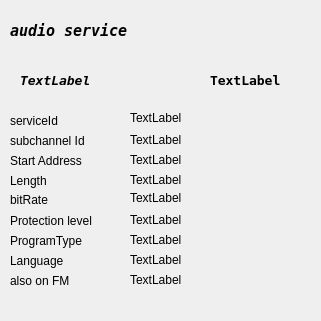
JvanKatwijk/sdrplayDab, file forms/audio-description.ui: the form before one commit.
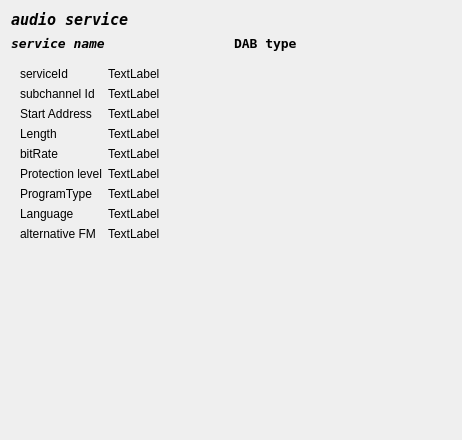
The form after the commit.

The edit to the form file:
```diff
--- a/forms/audio-description.ui
+++ b/forms/audio-description.ui
@@ -6,22 +6,34 @@
    <rect>
     <x>0</x>
     <y>0</y>
-    <width>321</width>
-    <height>321</height>
+    <width>462</width>
+    <height>440</height>
    </rect>
   </property>
   <property name="windowTitle">
    <string>audio description</string>
   </property>
+  <layout class="QVBoxLayout" name="verticalLayout">
+   <item>
+    <widget class="QLabel" name="label_5">
+     <property name="font">
+      <font>
+       <family>DejaVu Sans Mono</family>
+       <pointsize>11</pointsize>
+       <weight>75</weight>
+       <italic>true</italic>
+       <bold>true</bold>
+      </font>
+     </property>
+     <property name="text">
+      <string>audio service</string>
+     </property>
+    </widget>
+   </item>
+   <item>
+    <layout class="QHBoxLayout" name="horizontalLayout">
+     <item>
   <widget class="QLabel" name="serviceName">
-   <property name="geometry">
-    <rect>
-     <x>20</x>
-     <y>70</y>
-     <width>151</width>
-     <height>20</height>
-    </rect>
-   </property>
    <property name="font">
     <font>
      <family>DejaVu Sans Mono</family>
@@ -32,286 +44,166 @@
     </font>
    </property>
    <property name="text">
-    <string>TextLabel</string>
-   </property>
-  </widget>
-  <widget class="QLabel" name="subChannelId">
-   <property name="geometry">
-    <rect>
-     <x>130</x>
-     <y>130</y>
-     <width>111</width>
-     <height>20</height>
-    </rect>
+        <string>service name</string>
+       </property>
+      </widget>
+     </item>
+     <item>
+      <widget class="QLabel" name="dabType">
+       <property name="font">
+        <font>
+         <family>DejaVu Sans Mono</family>
+         <pointsize>10</pointsize>
+         <weight>75</weight>
+         <bold>true</bold>
+        </font>
    </property>
    <property name="text">
-    <string>TextLabel</string>
-   </property>
-  </widget>
-  <widget class="QLabel" name="startAddress">
-   <property name="geometry">
-    <rect>
-     <x>130</x>
-     <y>150</y>
-     <width>171</width>
-     <height>20</height>
-    </rect>
-   </property>
+        <string>DAB type</string>
+       </property>
+      </widget>
+     </item>
+    </layout>
+   </item>
+   <item>
+    <widget class="QWidget" name="detailGroup" native="true">
+     <property name="sizePolicy">
+      <sizepolicy hsizetype="Preferred" vsizetype="Preferred">
+       <horstretch>0</horstretch>
+       <verstretch>8</verstretch>
+      </sizepolicy>
+     </property>
+     <layout class="QFormLayout" name="formLayout">
+      <item row="0" column="0">
+       <widget class="QLabel" name="label_9">
    <property name="text">
-    <string>TextLabel</string>
-   </property>
-  </widget>
-  <widget class="QLabel" name="Length">
-   <property name="geometry">
-    <rect>
-     <x>130</x>
-     <y>170</y>
-     <width>171</width>
-     <height>20</height>
-    </rect>
-   </property>
+         <string>serviceId</string>
+        </property>
+       </widget>
+      </item>
+      <item row="0" column="1">
+       <widget class="QLabel" name="serviceLabel">
    <property name="text">
     <string>TextLabel</string>
    </property>
   </widget>
-  <widget class="QLabel" name="label">
-   <property name="geometry">
-    <rect>
-     <x>10</x>
-     <y>190</y>
-     <width>101</width>
-     <height>20</height>
-    </rect>
-   </property>
-   <property name="text">
-    <string>bitRate</string>
-   </property>
-  </widget>
-  <widget class="QLabel" name="protectionLevel">
-   <property name="geometry">
-    <rect>
-     <x>130</x>
-     <y>210</y>
-     <width>161</width>
-     <height>20</height>
-    </rect>
-   </property>
-   <property name="text">
-    <string>TextLabel</string>
-   </property>
-  </widget>
-  <widget class="QLabel" name="programType">
-   <property name="geometry">
-    <rect>
-     <x>130</x>
-     <y>230</y>
-     <width>161</width>
-     <height>20</height>
-    </rect>
-   </property>
-   <property name="text">
-    <string>TextLabel</string>
-   </property>
-  </widget>
-  <widget class="QLabel" name="Language">
-   <property name="geometry">
-    <rect>
-     <x>130</x>
-     <y>250</y>
-     <width>181</width>
-     <height>20</height>
-    </rect>
-   </property>
-   <property name="text">
-    <string>TextLabel</string>
-   </property>
-  </widget>
+      </item>
+      <item row="1" column="0">
   <widget class="QLabel" name="label_2">
-   <property name="geometry">
-    <rect>
-     <x>10</x>
-     <y>130</y>
-     <width>111</width>
-     <height>21</height>
-    </rect>
-   </property>
    <property name="text">
     <string>subchannel Id</string>
    </property>
   </widget>
+      </item>
+      <item row="1" column="1">
+       <widget class="QLabel" name="subChannelId">
+        <property name="text">
+         <string>TextLabel</string>
+        </property>
+       </widget>
+      </item>
+      <item row="2" column="0">
   <widget class="QLabel" name="label_3">
-   <property name="geometry">
-    <rect>
-     <x>10</x>
-     <y>150</y>
-     <width>91</width>
-     <height>21</height>
-    </rect>
-   </property>
    <property name="text">
     <string>Start Address</string>
    </property>
   </widget>
+      </item>
+      <item row="2" column="1">
+       <widget class="QLabel" name="startAddress">
+        <property name="text">
+         <string>TextLabel</string>
+        </property>
+       </widget>
+      </item>
+      <item row="3" column="0">
   <widget class="QLabel" name="label_4">
-   <property name="geometry">
-    <rect>
-     <x>10</x>
-     <y>170</y>
-     <width>81</width>
-     <height>21</height>
-    </rect>
-   </property>
    <property name="text">
     <string>Length</string>
    </property>
   </widget>
+      </item>
+      <item row="3" column="1">
+       <widget class="QLabel" name="Length">
+        <property name="text">
+         <string>TextLabel</string>
+        </property>
+       </widget>
+      </item>
+      <item row="4" column="0">
+       <widget class="QLabel" name="label">
+        <property name="text">
+         <string>bitRate</string>
+        </property>
+       </widget>
+      </item>
+      <item row="4" column="1">
   <widget class="QLabel" name="bitrate">
-   <property name="geometry">
-    <rect>
-     <x>130</x>
-     <y>190</y>
-     <width>59</width>
-     <height>15</height>
-    </rect>
-   </property>
    <property name="text">
     <string>TextLabel</string>
    </property>
   </widget>
+      </item>
+      <item row="5" column="0">
   <widget class="QLabel" name="label_6">
-   <property name="geometry">
-    <rect>
-     <x>10</x>
-     <y>210</y>
-     <width>101</width>
-     <height>21</height>
-    </rect>
-   </property>
    <property name="text">
     <string>Protection level</string>
    </property>
   </widget>
+      </item>
+      <item row="5" column="1">
+       <widget class="QLabel" name="protectionLevel">
+        <property name="text">
+         <string>TextLabel</string>
+        </property>
+       </widget>
+      </item>
+      <item row="6" column="0">
   <widget class="QLabel" name="label_7">
-   <property name="geometry">
-    <rect>
-     <x>10</x>
-     <y>230</y>
-     <width>111</width>
-     <height>21</height>
-    </rect>
-   </property>
    <property name="text">
     <string>ProgramType</string>
    </property>
   </widget>
+      </item>
+      <item row="6" column="1">
+       <widget class="QLabel" name="programType">
+        <property name="text">
+         <string>TextLabel</string>
+        </property>
+       </widget>
+      </item>
+      <item row="7" column="0">
   <widget class="QLabel" name="label_8">
-   <property name="geometry">
-    <rect>
-     <x>10</x>
-     <y>250</y>
-     <width>91</width>
-     <height>21</height>
-    </rect>
-   </property>
    <property name="text">
     <string>Language</string>
    </property>
   </widget>
-  <widget class="QLabel" name="dabType">
-   <property name="geometry">
-    <rect>
-     <x>210</x>
-     <y>70</y>
-     <width>81</width>
-     <height>21</height>
-    </rect>
-   </property>
-   <property name="font">
-    <font>
-     <family>DejaVu Sans Mono</family>
-     <pointsize>10</pointsize>
-     <weight>75</weight>
-     <bold>true</bold>
-    </font>
-   </property>
+      </item>
+      <item row="7" column="1">
+       <widget class="QLabel" name="Language">
    <property name="text">
     <string>TextLabel</string>
    </property>
   </widget>
-  <widget class="QLabel" name="label_5">
-   <property name="geometry">
-    <rect>
-     <x>10</x>
-     <y>20</y>
-     <width>161</width>
-     <height>21</height>
-    </rect>
-   </property>
-   <property name="font">
-    <font>
-     <family>DejaVu Sans Mono</family>
-     <pointsize>11</pointsize>
-     <weight>75</weight>
-     <italic>true</italic>
-     <bold>true</bold>
-    </font>
-   </property>
-   <property name="text">
-    <string>audio service</string>
-   </property>
-  </widget>
-  <widget class="QLabel" name="label_9">
-   <property name="geometry">
-    <rect>
-     <x>10</x>
-     <y>110</y>
-     <width>101</width>
-     <height>21</height>
-    </rect>
-   </property>
-   <property name="text">
-    <string>serviceId</string>
-   </property>
-  </widget>
-  <widget class="QLabel" name="serviceLabel">
-   <property name="geometry">
-    <rect>
-     <x>130</x>
-     <y>110</y>
-     <width>59</width>
-     <height>16</height>
-    </rect>
-   </property>
-   <property name="text">
-    <string>TextLabel</string>
-   </property>
-  </widget>
+      </item>
+      <item row="8" column="0">
   <widget class="QLabel" name="fmLabel">
-   <property name="geometry">
-    <rect>
-     <x>10</x>
-     <y>270</y>
-     <width>81</width>
-     <height>21</height>
-    </rect>
-   </property>
    <property name="text">
-    <string>also on FM</string>
-   </property>
-  </widget>
+         <string>alternative FM</string>
+        </property>
+       </widget>
+      </item>
+      <item row="8" column="1">
   <widget class="QLabel" name="fmFrequency">
-   <property name="geometry">
-    <rect>
-     <x>130</x>
-     <y>270</y>
-     <width>67</width>
-     <height>19</height>
-    </rect>
-   </property>
    <property name="text">
     <string>TextLabel</string>
    </property>
   </widget>
+      </item>
+     </layout>
+    </widget>
+   </item>
+  </layout>
  </widget>
  <resources/>
  <connections/>
```
Lines whose indentation alone changed are shown as unchanged.
